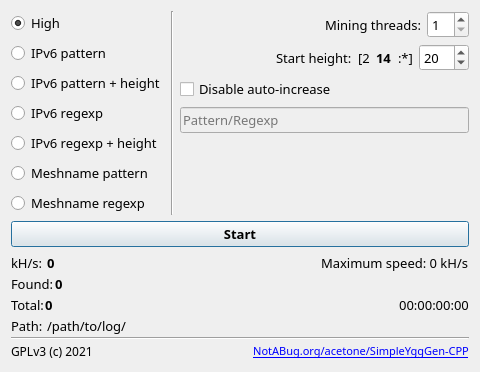
Before: the Qt Designer form src-qt/widget.ui in perguth/acetone-SimpleYggGen-CPP, drawn with Qt 5.
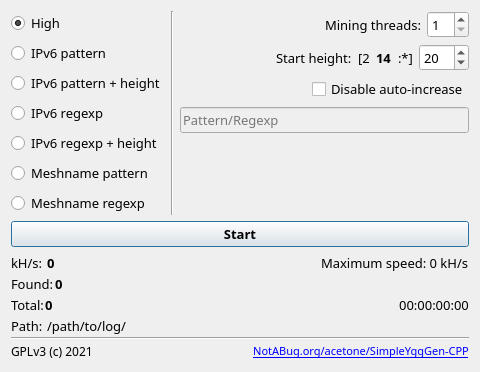
After: the same form once the commit is applied. Icons and pictures are not drawn.

Commit message: Layout in process...

The edit to the form file:
```diff
--- a/src-qt/widget.ui
+++ b/src-qt/widget.ui
@@ -270,6 +270,19 @@
        </item>
        <item>
         <layout class="QHBoxLayout" name="horizontalLayout_10">
+         <item>
+          <spacer name="horizontalSpacer_10">
+           <property name="orientation">
+            <enum>Qt::Horizontal</enum>
+           </property>
+           <property name="sizeHint" stdset="0">
+            <size>
+             <width>40</width>
+             <height>20</height>
+            </size>
+           </property>
+          </spacer>
+         </item>
          <item>
           <widget class="QCheckBox" name="disableIncrease">
            <property name="font">
```
